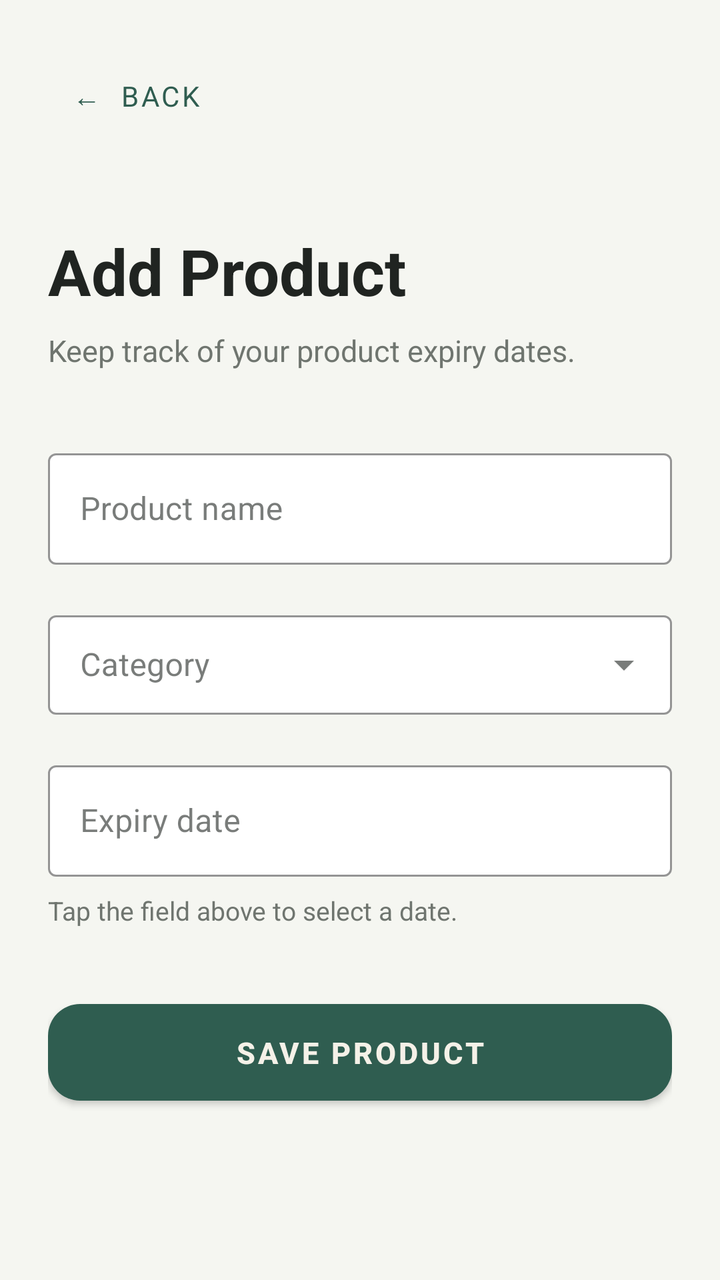
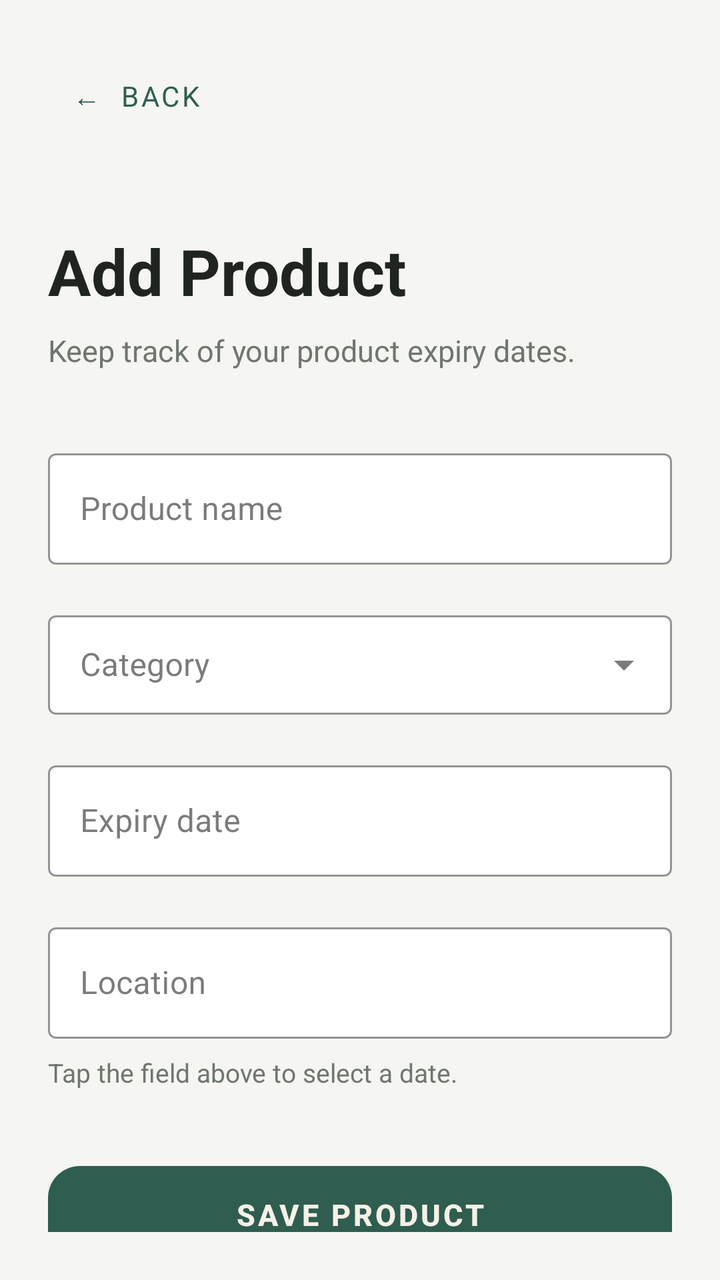

The first picture is an Android layout as it rendered before a commit; the second is the same layout after the commit. The layout source and the unified diff follow.
<!-- AndroidManifest.xml: application theme Theme.OcrTest -->
<!-- res/layout/activity_add_product.xml -->
<?xml version="1.0" encoding="utf-8"?>
<androidx.constraintlayout.widget.ConstraintLayout
    xmlns:android="http://schemas.android.com/apk/res/android"
    xmlns:app="http://schemas.android.com/apk/res-auto"
    android:layout_width="match_parent"
    android:layout_height="match_parent"
    android:background="@color/background_dark"
    android:padding="24dp">

    <com.google.android.material.button.MaterialButton
        android:id="@+id/btnBack"
        style="@style/Widget.MaterialComponents.Button.TextButton"
        android:layout_width="wrap_content"
        android:layout_height="wrap_content"
        android:text="←  BACK"
        android:textAllCaps="true"
        android:textColor="@color/green_primary"
        android:textSize="14sp"
        android:fontFamily="sans"
        app:layout_constraintStart_toStartOf="parent"
        app:layout_constraintTop_toTopOf="parent" />

    <TextView
        android:id="@+id/tvAddProductTitle"
        android:layout_width="0dp"
        android:layout_height="wrap_content"
        android:layout_marginTop="42dp"
        android:text="Add Product"
        android:textColor="@color/text_primary"
        android:textSize="32sp"
        android:textStyle="bold"
        android:fontFamily="sans"
        app:layout_constraintEnd_toEndOf="parent"
        app:layout_constraintStart_toStartOf="parent"
        app:layout_constraintTop_toBottomOf="@id/btnBack" />

    <TextView
        android:id="@+id/tvAddProductSubtitle"
        android:layout_width="0dp"
        android:layout_height="wrap_content"
        android:layout_marginTop="8dp"
        android:text="Keep track of your product expiry dates."
        android:textColor="@color/text_secondary"
        android:textSize="15sp"
        android:fontFamily="sans"
        app:layout_constraintEnd_toEndOf="parent"
        app:layout_constraintStart_toStartOf="parent"
        app:layout_constraintTop_toBottomOf="@id/tvAddProductTitle" />

    

    <com.google.android.material.textfield.TextInputLayout
        android:id="@+id/productNameInputLayout"
        style="@style/Widget.MaterialComponents.TextInputLayout.OutlinedBox"
        android:layout_width="0dp"
        android:layout_height="wrap_content"
        android:layout_marginTop="36dp"
        android:hint="Product name"
        app:boxBackgroundColor="@color/card_dark"
        app:boxStrokeColor="@color/green_primary"
        app:hintTextColor="@color/text_secondary"
        app:layout_constraintEnd_toEndOf="parent"
        app:layout_constraintStart_toStartOf="parent"
        app:layout_constraintTop_toBottomOf="@id/tvAddProductSubtitle">

        <com.google.android.material.textfield.TextInputEditText
            android:id="@+id/etProductName"
            android:layout_width="match_parent"
            android:layout_height="wrap_content"
            android:inputType="textCapSentences"
            android:textColor="@color/text_primary"
            android:textColorHint="@color/text_secondary"
            android:textSize="16sp" />

    </com.google.android.material.textfield.TextInputLayout>

    

    <com.google.android.material.textfield.TextInputLayout
        android:id="@+id/categoryInputLayout"
        style="@style/Widget.MaterialComponents.TextInputLayout.OutlinedBox.ExposedDropdownMenu"
        android:layout_width="0dp"
        android:layout_height="wrap_content"
        android:layout_marginTop="20dp"
        android:hint="Category"
        app:boxBackgroundColor="@color/card_dark"
        app:boxStrokeColor="@color/green_primary"
        app:hintTextColor="@color/text_secondary"
        app:layout_constraintEnd_toEndOf="parent"
        app:layout_constraintStart_toStartOf="parent"
        app:layout_constraintTop_toBottomOf="@id/productNameInputLayout">

        <AutoCompleteTextView
            android:id="@+id/actvCategory"
            android:layout_width="match_parent"
            android:layout_height="wrap_content"
            android:inputType="none"
            android:textColor="@color/text_primary"
            android:textColorHint="@color/text_secondary"
            android:textSize="16sp"
            android:paddingTop="14dp"
            android:paddingBottom="14dp"
            android:popupBackground="@color/card_dark"
            android:dropDownVerticalOffset="4dp"
            android:popupElevation="8dp"/>

    </com.google.android.material.textfield.TextInputLayout>

    

    <com.google.android.material.textfield.TextInputLayout
        android:id="@+id/expiryDateInputLayout"
        style="@style/Widget.MaterialComponents.TextInputLayout.OutlinedBox"
        android:layout_width="0dp"
        android:layout_height="wrap_content"
        android:layout_marginTop="20dp"
        android:hint="Expiry date"
        app:boxBackgroundColor="@color/card_dark"
        app:boxStrokeColor="@color/green_primary"
        app:hintTextColor="@color/text_secondary"
        app:layout_constraintEnd_toEndOf="parent"
        app:layout_constraintStart_toStartOf="parent"
        app:layout_constraintTop_toBottomOf="@id/categoryInputLayout">

        <com.google.android.material.textfield.TextInputEditText
            android:id="@+id/etExpiryDate"
            android:layout_width="match_parent"
            android:layout_height="wrap_content"
            android:clickable="true"
            android:focusable="false"
            android:inputType="none"
            android:textColor="@color/text_primary"
            android:textColorHint="@color/text_secondary"
            android:textSize="16sp" />

    </com.google.android.material.textfield.TextInputLayout>

    <TextView
        android:id="@+id/tvDateHint"
        android:layout_width="0dp"
        android:layout_height="wrap_content"
        android:layout_marginTop="8dp"
        android:text="Tap the field above to select a date."
        android:textColor="@color/text_secondary"
        android:textSize="13sp"
        app:layout_constraintEnd_toEndOf="parent"
        app:layout_constraintStart_toStartOf="parent"
        app:layout_constraintTop_toBottomOf="@id/expiryDateInputLayout" />

    <com.google.android.material.button.MaterialButton
        android:id="@+id/btnSaveProduct"
        android:layout_width="0dp"
        android:layout_height="wrap_content"
        android:layout_marginTop="32dp"
        android:paddingTop="14dp"
        android:paddingBottom="14dp"
        android:text="SAVE PRODUCT"
        android:textAllCaps="true"
        android:textColor="#F5F1E8"
        android:textSize="15sp"
        android:textStyle="bold"
        app:backgroundTint="@color/green_primary"
        app:cornerRadius="16dp"
        app:layout_constraintEnd_toEndOf="parent"
        app:layout_constraintStart_toStartOf="parent"
        app:layout_constraintTop_toBottomOf="@id/tvDateHint" />

</androidx.constraintlayout.widget.ConstraintLayout>
<!-- resources referenced by this layout -->
<resources>
  <color name="background_dark">#F5F6F1</color>
  <color name="card_dark">#FFFFFF</color>
  <color name="green_primary">#2F5D50</color>
  <color name="text_primary">#202421</color>
  <color name="text_secondary">#6F756F</color>
  <style name="Theme.OcrTest" parent="Theme.MaterialComponents.NoActionBar">
  
          <item name="colorPrimary">@color/green_primary</item>
          <item name="colorPrimaryVariant">@color/green_primary</item>
          <item name="colorOnPrimary">@color/background_dark</item>
          <item name="colorSecondary">@color/green_primary</item>
          <item name="colorSurface">@color/surface_dark</item>
  
          <item name="android:colorBackground">@color/background_dark</item>
          <item name="android:colorAccent">@color/green_primary</item>
  
          <item name="colorOnSurface">@color/text_primary</item>
  
      </style>
  <color name="surface_dark">#ECEFEA</color>
</resources>

<!-- the commit's change to res/layout/activity_add_product.xml (unified diff, before → after) -->
@@ -135,6 +135,33 @@
 
     </com.google.android.material.textfield.TextInputLayout>
 
+    
+
+    <com.google.android.material.textfield.TextInputLayout
+        android:id="@+id/locationInputLayout"
+        style="@style/Widget.MaterialComponents.TextInputLayout.OutlinedBox"
+        android:layout_width="0dp"
+        android:layout_height="wrap_content"
+        android:layout_marginTop="20dp"
+        android:hint="Location"
+        app:boxBackgroundColor="@color/card_dark"
+        app:boxStrokeColor="@color/green_primary"
+        app:hintTextColor="@color/text_secondary"
+        app:layout_constraintEnd_toEndOf="parent"
+        app:layout_constraintStart_toStartOf="parent"
+        app:layout_constraintTop_toBottomOf="@id/expiryDateInputLayout">
+
+        <com.google.android.material.textfield.TextInputEditText
+            android:id="@+id/etLocation"
+            android:layout_width="match_parent"
+            android:layout_height="wrap_content"
+            android:inputType="textCapSentences"
+            android:textColor="@color/text_primary"
+            android:textColorHint="@color/text_secondary"
+            android:textSize="16sp" />
+
+    </com.google.android.material.textfield.TextInputLayout>
+
     <TextView
         android:id="@+id/tvDateHint"
         android:layout_width="0dp"
@@ -145,7 +172,7 @@
         android:textSize="13sp"
         app:layout_constraintEnd_toEndOf="parent"
         app:layout_constraintStart_toStartOf="parent"
-        app:layout_constraintTop_toBottomOf="@id/expiryDateInputLayout" />
+        app:layout_constraintTop_toBottomOf="@id/locationInputLayout" />
 
     <com.google.android.material.button.MaterialButton
         android:id="@+id/btnSaveProduct"
